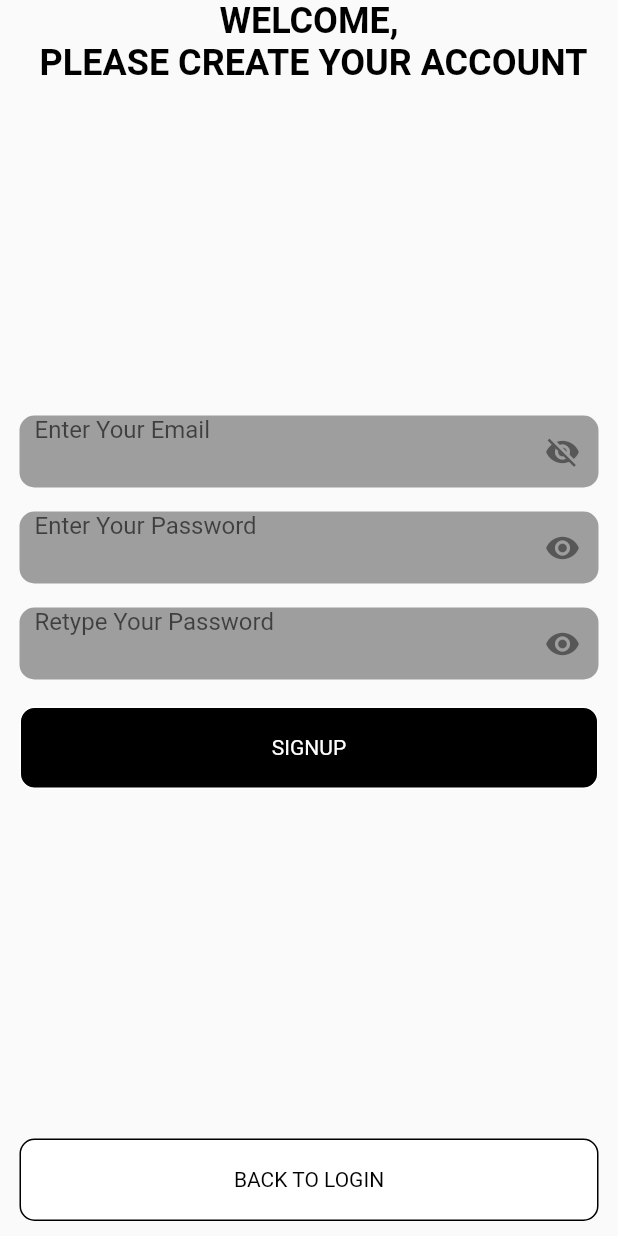
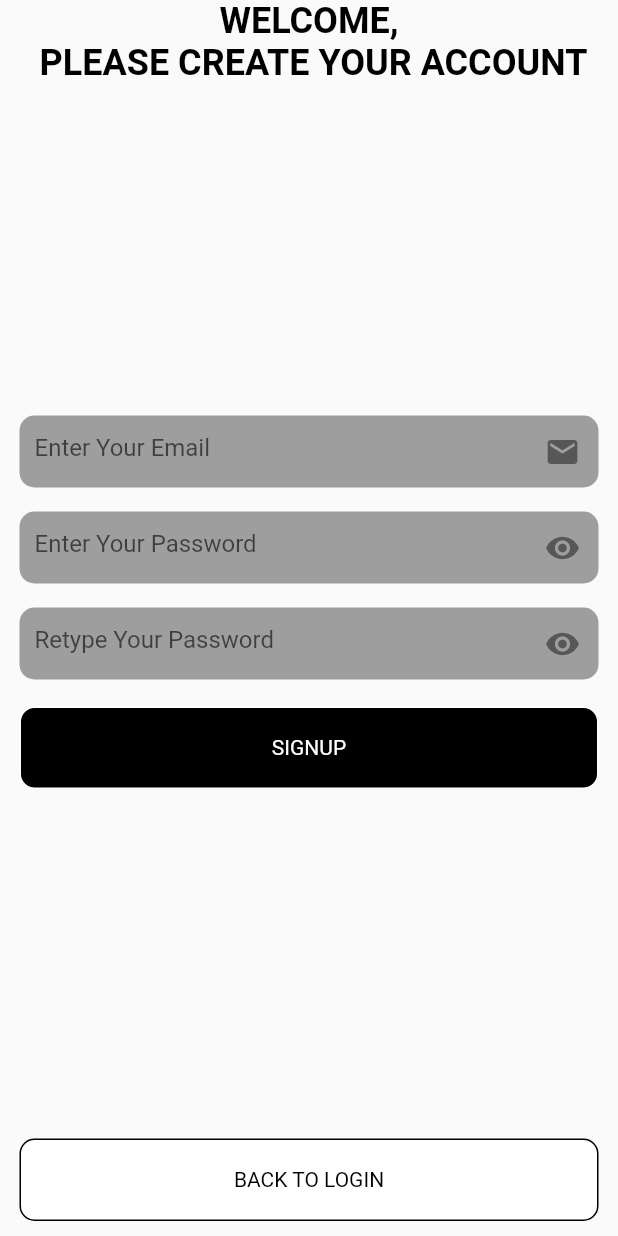
Before and after one commit to Ifte234/ShopMate, a Flutter app: the SignUpScreen screen opened directly, on a phone screen of 412 x 824 dp. Run offline on Flutter 3.47's test engine with Material 2 defaults, Android fonts, the phone set to English and light mode, and no system bars; our stand-ins replace firebase_auth, firebase_core; accounts and stored records are empty.

Commit message:
Validating inputs in signup

```diff
--- a/lib/screens/signup_screen.dart
+++ b/lib/screens/signup_screen.dart
@@ -13,56 +13,122 @@ class SignUpScreen extends StatefulWidget {
 }
 
 class _SignUpScreenState extends State<SignUpScreen> {
-
-  TextEditingController emailC =TextEditingController();
+  TextEditingController emailC = TextEditingController();
   TextEditingController passC = TextEditingController();
   TextEditingController retypepasswordC = TextEditingController();
+  bool ispassword = true;
+  bool isretypepassword = true;
+
+  FocusNode? passwordfocus;
+  FocusNode? retypepasswordfocus;
+
+  final formkey = GlobalKey<FormState>();
+  @override
+  void dispose() {
+    emailC.dispose();
+    passC.dispose();
+    retypepasswordC.dispose();
+    super.dispose();
+  }
+
+  submit() async {
+    if(formkey.currentState!.validate()){
+      if(passC.text == retypepasswordC){
+
+      }
+    }
+  }
   @override
   Widget build(BuildContext context) {
     return Scaffold(
-
-
-      body: SafeArea(child:
-      Container(
+      body: SafeArea(
+          child: Container(
         width: double.infinity,
         child: Column(
           mainAxisAlignment: MainAxisAlignment.spaceBetween,
-
           children: [
-            Text('WELCOME, \n PLEASE CREATE YOUR ACCOUNT',
-              textAlign: TextAlign.center,style: ShopMate.boldStyle,),
-            Form(child: Column(
+            Text(
+              'WELCOME, \n PLEASE CREATE YOUR ACCOUNT',
+              textAlign: TextAlign.center,
+              style: ShopMate.boldStyle,
+            ),
+            Form(
+                key: formkey,
+                child: Column(
                   children: [
                     MateFormField(
                       controller: emailC,
                       hintText: 'Enter Your Email',
+                      icon: Icon(Icons.email),
+                      inputAction: TextInputAction.next,
+                      validate: (v) {
+                        if (v!.isEmpty || !v.contains("@")) {
+                          return 'Please Enter Valid email ! \n Email is not Correct ';
+                        }
+                        return null;
+                      },
                     ),
                     MateFormField(
                         controller: passC,
-                  isPassword: true,
+                        isPassword: ispassword,
                         hintText: 'Enter Your Password',
-                ),
+                        inputAction: TextInputAction.next,
+                        focusNode: passwordfocus,
+                        validate: (v) {
+                          if (v!.isEmpty) {
+                            return "Password can't be null";
+                          }
+                          return null;
+                        },
+                        icon: IconButton(
+                          onPressed: () {
+                            setState(() {
+                              ispassword = !ispassword;
+                            });
+                          },
+                          icon: ispassword
+                              ? Icon(Icons.visibility)
+                              : Icon(Icons.visibility_off),
+                        )),
                     MateFormField(
                       controller: retypepasswordC,
                       hintText: 'Retype Your Password',
-                  isPassword: true,
+                      isPassword: isretypepassword,
+                      focusNode: retypepasswordfocus,
+                      validate: (v) {
+                        if (v!.isEmpty) {
+                          return "Password can't be Empty";
+                        }
+                      },
+                      icon: IconButton(
+                        onPressed: () {
+                          setState(() {
+                            isretypepassword = !isretypepassword;
+                          });
+                        },
+                        icon: isretypepassword
+                            ? Icon(Icons.visibility)
+                            : Icon(Icons.visibility_off),
                       ),
-                MateButton(btnText: 'SIGNUP',isLoginBtn: false,),
-
-
+                    ),
+                    MateButton(
+                        btnText: 'SIGNUP',
+                        isLoginBtn: false,
+                        onPress: () {
+                          submit();
+                        }),
                   ],
                 )),
-            MateButton(btnText: 'BACK TO LOGIN',
-              isLoginBtn: true, onPress: () {
+            MateButton(
+              btnText: 'BACK TO LOGIN',
+              isLoginBtn: true,
+              onPress: () {
                 Navigator.pop(context);
               },
             )
           ],
-
         ),
-
-      )
-      ),
+      )),
     );
   }
 }
--- a/lib/widgets/mateformfield.dart
+++ b/lib/widgets/mateformfield.dart
@@ -2,34 +2,38 @@ import 'package:flutter/cupertino.dart';
 import 'package:flutter/material.dart';
 
 class MateFormField extends StatefulWidget {
-   // MateFormField({Key? key}) : super(key: key);
+  // MateFormField({Key? key}) : super(key: key);
   String? hintText;
   TextEditingController? controller;
-  String? Function(String?)? validate ;
-  bool? isPassword ;
-  IconData? icon;
+  String? Function(String?)? validate;
+  bool? isPassword;
+  Widget? icon;
+  // IconData? icon;
   bool? check;
+  final TextInputAction? inputAction;
+  final FocusNode? focusNode;
 
-  MateFormField({super.key, this.hintText , this.controller ,this.validate , this.isPassword , this.icon , this.check});
+  MateFormField(
+      {super.key,
+      this.hintText,
+      this.controller,
+      this.validate,
+      this.isPassword,
+      this.icon,
+      this.check,
+      this.inputAction,
+        this.focusNode
+      });
 
   @override
   State<MateFormField> createState() => _MateFormFieldState();
 }
 
 class _MateFormFieldState extends State<MateFormField> {
-  Icon iconChecker(){
-    if(widget.isPassword == false && widget.check == false){
-      return Icon(Icons.email);
-    }else if(widget.isPassword == true){
-      return Icon(Icons.visibility);
-    }else{
-      return Icon(Icons.visibility_off);
-    }
-  }
   @override
   Widget build(BuildContext context) {
     return Container(
-      margin: EdgeInsets.symmetric(horizontal: 13,vertical: 8),
+      margin: EdgeInsets.symmetric(horizontal: 13, vertical: 8),
       decoration: BoxDecoration(
         color: Colors.grey,
         borderRadius: BorderRadius.circular(10),
@@ -37,30 +41,30 @@ class _MateFormFieldState extends State<MateFormField> {
       child: TextFormField(
         controller: widget.controller,
         validator: widget.validate,
-        obscureText: widget.isPassword == true ? true :false,
+        focusNode: widget.focusNode,
+        textInputAction: widget.inputAction,
+        obscureText: widget.isPassword == true ? true : false,
+        decoration: InputDecoration(
+            // suffixIcon: IconButton(
+            //     onPressed: (){
+            //   if(widget.isPassword == true){
+            //     setState((){
+            //      widget.isPassword = false;
+            //     });
+            //   }else{
+            //     setState((){
+            //       widget.isPassword = false;
+            //     });
+            //   }
+            // }, icon: widget.isPassword == true ? Icon(Icons.visibility) :
+            //     Icon(Icons.visibility_off),
+            // ),
 
-        decoration: InputDecoration(
-          suffixIcon: IconButton(
-              onPressed: (){
-            if(widget.isPassword == true){
-              setState((){
-               widget.isPassword = false;
-              });
-            }else{
-              setState((){
-                widget.isPassword = false;
-              });
-            }
-          }, icon: widget.isPassword == true ? Icon(Icons.visibility) :
-              Icon(Icons.visibility_off),
-          ),
-          contentPadding: EdgeInsets.only(left: 10),
-          border: InputBorder.none,
-hintText:
-widget.hintText??'hintText...'
-           // hintText == null?'hintText...' : hintText
-        ),
-
+            contentPadding: EdgeInsets.only(left: 10, top: 12),
+            border: InputBorder.none,
+            hintText: widget.hintText ?? 'hintText...',
+            // hintText == null?'hintText...' : hintText,
+            suffixIcon: widget.icon),
       ),
     );
   }
```
Also changed, not shown: lib/services/firebase_services.dart (added, +22 -0 lines). Lines whose indentation alone changed are shown as unchanged.
